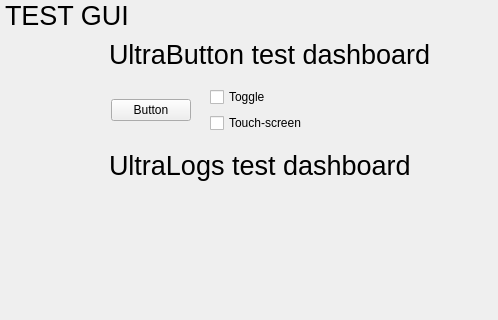
Above: testApplication/mainwindow.ui from BeatingLawrence/UltraGUI before the change; both pictures show x 0 to 498 and y 0 to 320 of the 800 by 600 pixel window. Below: the same form after it.
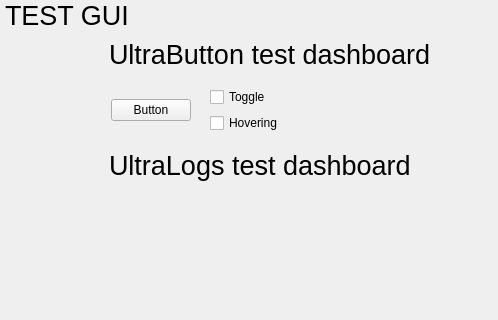
That is the form after the change. Custom widgets are drawn as their Qt base class.

The edit to the form file:
```diff
--- a/testApplication/mainwindow.ui
+++ b/testApplication/mainwindow.ui
@@ -224,7 +224,7 @@
                  <item>
                   <widget class="QCheckBox" name="buttonTestTouchCB">
                    <property name="text">
-                    <string>Touch-screen</string>
+                    <string>Hovering</string>
                    </property>
                   </widget>
                  </item>
```
